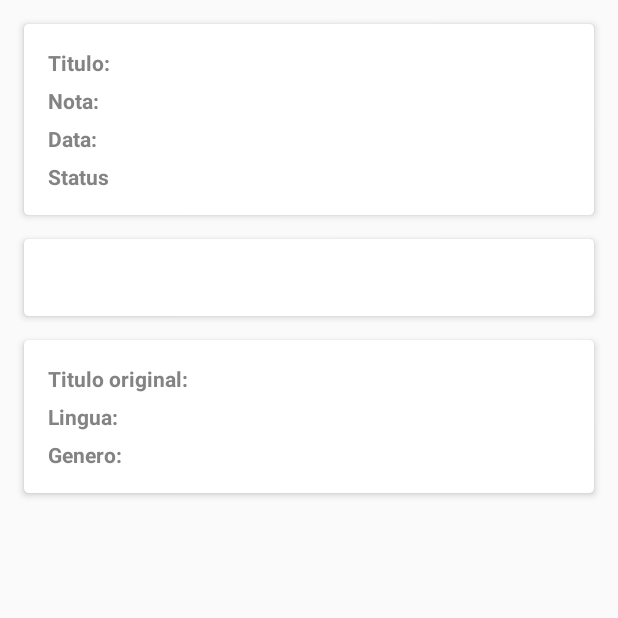
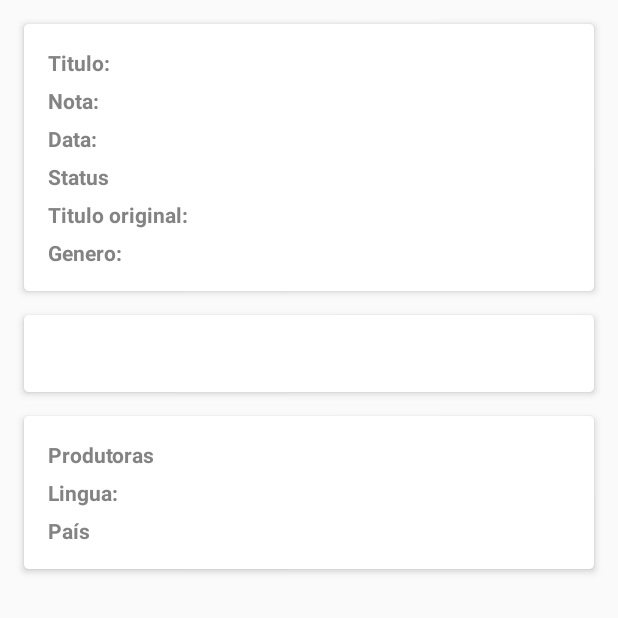
Before and after one commit to victorldavila/funnyguide, an Android app: the fragment InfoTvFragment shown on its own in the app's theme, on a phone screen of 412 x 824 dp, the top half of it. Run offline under Robolectric (Android 15) with nearby library versions, the phone set to English and light mode, and no system bars; our stand-ins replace ButterKnife; libraries missing offline, so code that uses them is left out: com.facebook.drawee, io.realm, rx.android.schedulers, rx.schedulers; 1 statement that could not run was skipped.

Commit message:
finish detail movie

```diff
--- a/app/src/main/java/com/victorldavila/funnyguide/view/fragments/InfoItemFragmentView.java
+++ b/app/src/main/java/com/victorldavila/funnyguide/view/fragments/InfoItemFragmentView.java
@@ -13,4 +13,6 @@ public interface InfoItemFragmentView {
   void setLanguageInfo(String language);
   void setGenreInfo(String genre);
   void setStatus(String status);
+  void setProductionCountries(String countries);
+  void setProductionCompanies(String companies);
 }
--- a/app/src/main/res/layout/item_card_basic_info.xml
+++ b/app/src/main/res/layout/item_card_basic_info.xml
@@ -84,5 +84,43 @@
             android:layout_width="wrap_content"
             android:layout_height="wrap_content" />
 
+        <TextView
+            android:layout_marginTop="6dp"
+            android:layout_below="@+id/lbl_status"
+            android:id="@+id/lbl_original_title"
+            android:text="@string/lbl_original_title"
+            style="@style/text_lbl_poster_info"
+            android:layout_width="wrap_content"
+            android:layout_height="wrap_content" />
+
+        <TextView
+            android:layout_marginTop="6dp"
+            android:layout_below="@+id/lbl_status"
+            android:layout_marginLeft="5dp"
+            android:layout_toRightOf="@+id/lbl_original_title"
+            android:id="@+id/original_title_info_poster"
+            style="@style/text_poster_info"
+            android:layout_width="wrap_content"
+            android:layout_height="wrap_content" />
+
+        <TextView
+            android:layout_marginTop="6dp"
+            android:layout_below="@+id/lbl_original_title"
+            android:id="@+id/lbl_genre"
+            android:text="@string/lbl_genre"
+            style="@style/text_lbl_poster_info"
+            android:layout_width="wrap_content"
+            android:layout_height="wrap_content" />
+
+        <TextView
+            android:layout_marginTop="6dp"
+            android:layout_marginLeft="5dp"
+            android:layout_below="@+id/lbl_original_title"
+            android:layout_toRightOf="@+id/lbl_genre"
+            android:id="@+id/genre_info_poster"
+            style="@style/text_poster_info"
+            android:layout_width="wrap_content"
+            android:layout_height="wrap_content" />
+
     </RelativeLayout>
 </android.support.v7.widget.CardView>
--- a/app/src/main/res/layout/item_card_comp_movie.xml
+++ b/app/src/main/res/layout/item_card_comp_movie.xml
@@ -13,23 +13,23 @@
         android:layout_height="wrap_content">
 
         <TextView
-            android:id="@+id/lbl_original_title"
-            android:text="@string/lbl_original_title"
+            android:id="@+id/lbl_production_companies"
+            android:text="@string/lbl_production_companies"
             style="@style/text_lbl_poster_info"
             android:layout_width="wrap_content"
             android:layout_height="wrap_content" />
 
         <TextView
             android:layout_marginLeft="5dp"
-            android:layout_toRightOf="@+id/lbl_original_title"
-            android:id="@+id/original_title_info_poster"
+            android:layout_toRightOf="@+id/lbl_production_companies"
+            android:id="@+id/production_companies"
             style="@style/text_poster_info"
             android:layout_width="wrap_content"
             android:layout_height="wrap_content" />
 
         <TextView
             android:layout_marginTop="6dp"
-            android:layout_below="@+id/original_title_info_poster"
+            android:layout_below="@+id/production_companies"
             android:id="@+id/lbl_language"
             android:text="@string/lbl_language"
             style="@style/text_lbl_poster_info"
@@ -39,7 +39,7 @@
         <TextView
             android:layout_marginTop="6dp"
             android:layout_marginLeft="5dp"
-            android:layout_below="@+id/original_title_info_poster"
+            android:layout_below="@+id/production_companies"
             android:layout_toRightOf="@+id/lbl_language"
             android:id="@+id/language_info_poster"
             style="@style/text_poster_info"
@@ -48,9 +48,9 @@
 
         <TextView
             android:layout_marginTop="6dp"
-            android:layout_below="@+id/lbl_language"
-            android:id="@+id/lbl_genre"
-            android:text="@string/lbl_genre"
+            android:layout_below="@+id/language_info_poster"
+            android:id="@+id/lbl_countries"
+            android:text="@string/lbl_countries"
             style="@style/text_lbl_poster_info"
             android:layout_width="wrap_content"
             android:layout_height="wrap_content" />
@@ -58,9 +58,9 @@
         <TextView
             android:layout_marginTop="6dp"
             android:layout_marginLeft="5dp"
-            android:layout_below="@+id/lbl_language"
-            android:layout_toRightOf="@+id/language_info_poster"
-            android:id="@+id/genre_info_poster"
+            android:layout_below="@+id/language_info_poster"
+            android:layout_toRightOf="@+id/lbl_countries"
+            android:id="@+id/countries"
             style="@style/text_poster_info"
             android:layout_width="wrap_content"
             android:layout_height="wrap_content" />
--- a/app/src/main/res/values/strings.xml
+++ b/app/src/main/res/values/strings.xml
@@ -26,4 +26,6 @@
   <!-- TODO: Remove or change this placeholder text -->
   <string name="hello_blank_fragment">Hello blank fragment</string>
   <string name="lbl_status">Status</string>
+  <string name="lbl_production_companies">Produtoras</string>
+  <string name="lbl_countries">País</string>
 </resources>
```
Also changed, not shown: app/src/main/java/com/victorldavila/funnyguide/models/Company.java (+16 -0 lines), app/src/main/java/com/victorldavila/funnyguide/presenters/InfoItemPresenter.java (+10 -0 lines), app/src/main/java/com/victorldavila/funnyguide/view/fragments/InfoMovieFragment.java (+12 -0 lines), app/src/main/java/com/victorldavila/funnyguide/view/fragments/InfoTvFragment.java (+10 -0 lines).
